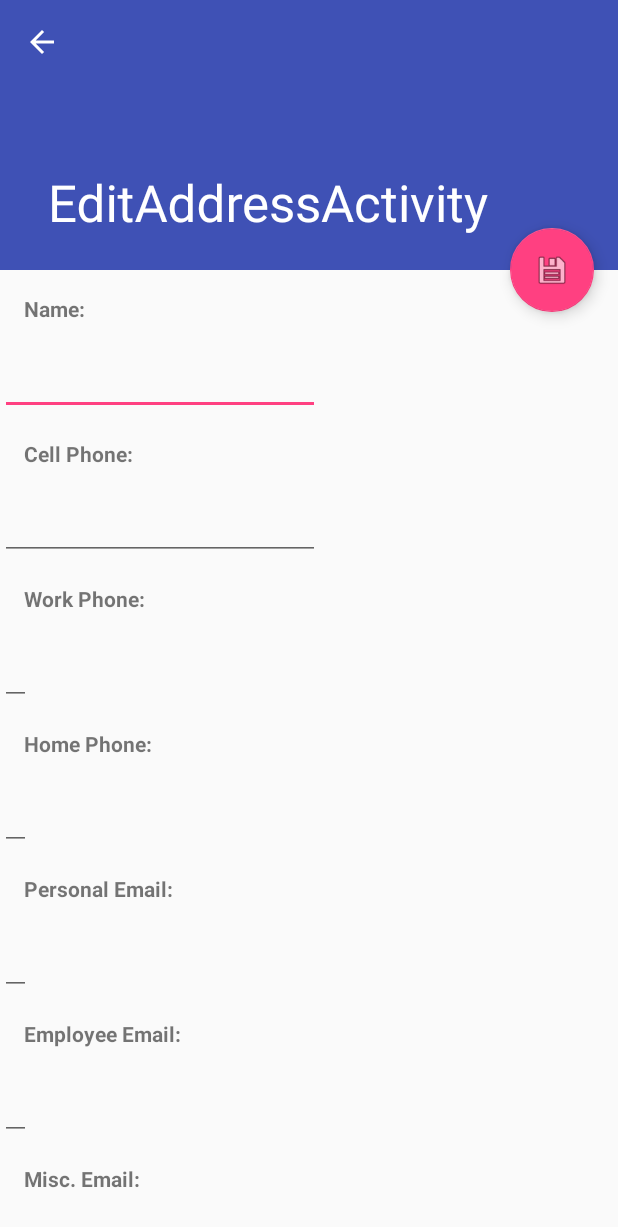
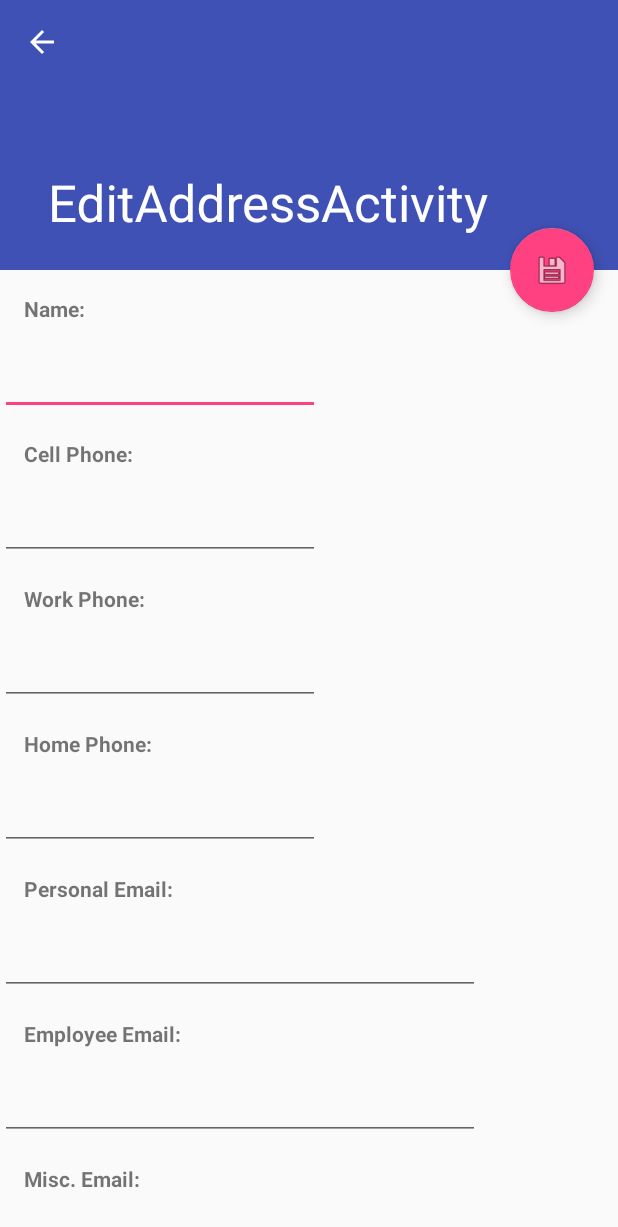
Before and after one commit to conjenks/android-address-book, an Android app: the EditAddressActivity screen opened directly, with no data from a screen before it, on a phone screen of 412 x 824 dp. Shown: the top 1227 px of the screen. Run offline under Robolectric (Android 15) with nearby library versions, the phone set to English and light mode, and no system bars; 2 statements that could not run were skipped.

Commit message:
all EditText fields are now in edit contact activity

```diff
--- a/app/src/main/res/layout/content_edit_address.xml
+++ b/app/src/main/res/layout/content_edit_address.xml
@@ -61,7 +61,8 @@
             android:layout_height="wrap_content"
             android:inputType="phone"
             android:layout_below="@id/_3"
-            android:id="@+id/editText3" />
+            android:id="@+id/editText3"
+            android:ems="10"/>
 
         <TextView
             android:layout_width="wrap_content"
@@ -77,7 +78,8 @@
             android:layout_height="wrap_content"
             android:inputType="phone"
             android:layout_below="@id/_4"
-            android:id="@+id/editText4" />
+            android:id="@+id/editText4"
+            android:ems="10"/>
 
         <TextView
             android:layout_width="wrap_content"
@@ -93,7 +95,8 @@
             android:layout_height="wrap_content"
             android:inputType="textEmailAddress"
             android:layout_below="@id/_5"
-            android:id="@+id/editText5" />
+            android:id="@+id/editText5"
+            android:ems="15"/>
 
         <TextView
             android:layout_width="wrap_content"
@@ -109,7 +112,8 @@
             android:layout_height="wrap_content"
             android:inputType="textEmailAddress"
             android:layout_below="@id/_6"
-            android:id="@+id/editText6" />
+            android:id="@+id/editText6"
+            android:ems="15"/>
 
         <TextView
             android:layout_width="wrap_content"
@@ -125,7 +129,8 @@
             android:layout_height="wrap_content"
             android:inputType="textEmailAddress"
             android:layout_below="@id/_7"
-            android:id="@+id/editText7" />
+            android:id="@+id/editText7"
+            android:ems="15"/>
 
         <TextView
             android:layout_width="wrap_content"
@@ -141,7 +146,30 @@
             android:layout_height="wrap_content"
             android:inputType="textPostalAddress"
             android:layout_below="@id/_8"
-            android:id="@+id/editText8" />
+            android:id="@+id/addressLine1"
+            android:ems="15"/>
+        <EditText
+            android:layout_width="wrap_content"
+            android:layout_height="wrap_content"
+            android:inputType="textPostalAddress"
+            android:layout_below="@id/addressLine1"
+            android:id="@+id/addressLine2"
+            android:ems="15"/>
+        <EditText
+            android:layout_width="wrap_content"
+            android:layout_height="wrap_content"
+            android:inputType="textPostalAddress"
+            android:layout_below="@id/addressLine2"
+            android:id="@+id/cityState"
+            android:ems="10"/>
+        <EditText
+            android:layout_width="wrap_content"
+            android:layout_height="wrap_content"
+            android:inputType="phone"
+            android:layout_below="@id/addressLine2"
+            android:layout_toRightOf="@id/cityState"
+            android:id="@+id/zipCode"
+            android:ems="5"/>
 
     </RelativeLayout>
 
```
